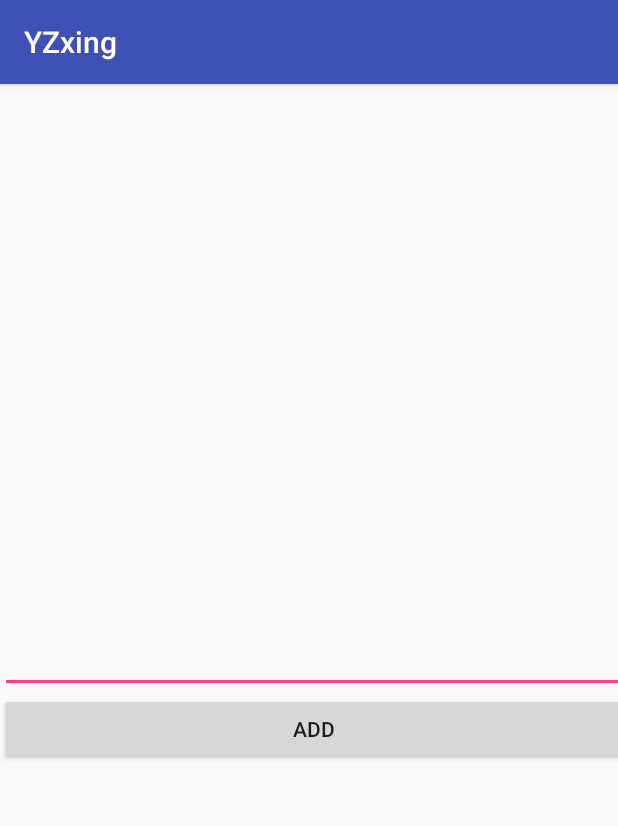
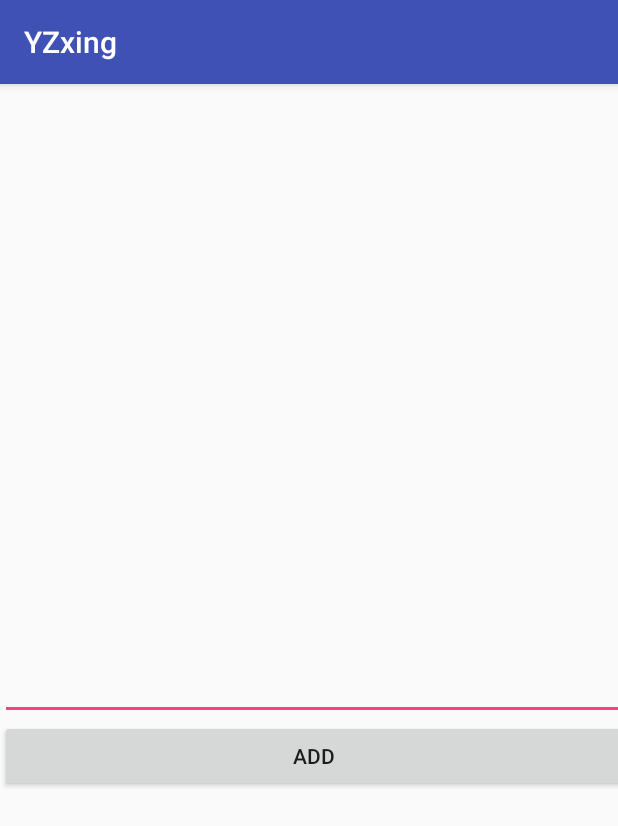
Before and after one commit to jamesliuhk/GS1Hackathon, an Android app: the MainActivity_Producer screen opened directly, with no data from a screen before it, after a tap on "ADD DETAIL", on a phone screen of 412 x 824 dp. Shown: the top 826 px of the screen. Run offline under Robolectric (Android 15) with nearby library versions, the phone set to English and light mode, and no system bars.

Commit message:
Finish the framework of UI

```diff
--- a/app/src/main/java/com/example/yzxing/MainActivity_Producer.java
+++ b/app/src/main/java/com/example/yzxing/MainActivity_Producer.java
@@ -24,11 +24,18 @@ public class MainActivity_Producer extends AppCompatActivity {
     private final int REQUEST_PERMISION_CODE_CAMARE = 0;
     private final int RESULT_REQUEST_CODE = 1;
     private static final String TAG = "MainActivity_Customer";
-    ArrayList<String > codeList;
-    ListView listView;
-    MyAdapter myAdapter;
-    Button generate, addSupplier, addDetail;
 
+    private Button generate, addSupplier, addDetail;
+
+    //String from activity "AddDetail"
+    private String addedDetail;
+
+    //codeLise store all BarCode we scanned.
+    private ArrayList<String > codeList;
+
+    //save for future use, you can use myAdapter and listView to print any array on screen
+    private ListView listView;
+    private MyAdapter myAdapter;
 
 
     @Override
@@ -48,15 +55,18 @@ public class MainActivity_Producer extends AppCompatActivity {
 
         // from ChooseModePage to here
         Intent fromChooseModePage = getIntent();
+        addedDetail=fromChooseModePage.getStringExtra("Detail");
+
+
 
         //jump to AddDetail page
-        //Todo: wrong method, should use View.OnClickListener!!!!!!!!!!!!!!
+        //Done: wrong method, should use View.OnClickListener!!!!!!!!!!!!!!
         addDetail.setOnClickListener(new View.OnClickListener() {
             @Override
             public void onClick(View v) {
                 Intent intentJumpToProducer = new Intent(MainActivity_Producer.this, MainActivity_Producer_AddDetail.class);
 
-                //Todo: receive addDetail data from page AddDetail and process it, this
+                //Done: receive addDetail data from page AddDetail and process it, this
 
                 startActivity(intentJumpToProducer);
             }
--- a/app/src/main/java/com/example/yzxing/MainActivity_Producer_AddDetail.java
+++ b/app/src/main/java/com/example/yzxing/MainActivity_Producer_AddDetail.java
@@ -5,10 +5,15 @@ import android.support.v7.app.AppCompatActivity;
 import android.os.Bundle;
 import android.view.View;
 import android.widget.Button;
+import android.widget.EditText;
+import android.widget.TextView;
 
 public class MainActivity_Producer_AddDetail extends AppCompatActivity {
 
-    Button add;
+    private Button add;
+    private EditText editText;
+
+    private  String detail;
 
     @Override
     protected void onCreate(Bundle savedInstanceState) {
@@ -18,14 +23,21 @@ public class MainActivity_Producer_AddDetail extends AppCompatActivity {
         //connect buttons
         add = findViewById(R.id.add);
 
-        //back to Producer page
-        //Todo: Wrong!!!!!!!!!!!!
+        //connect editText and get String
+        editText = findViewById(R.id.editText);
+
+
+
+
+
+        //back to Producer page and send "Detail" we input
+
         add.setOnClickListener(new View.OnClickListener() {
             @Override
             public void onClick(View v) {
                 Intent intentJumpToProducer = new Intent(MainActivity_Producer_AddDetail.this, MainActivity_Producer.class);
 
-                //Todo: send data to AddDetail Page(Detail, previous data/barcode)
+                intentJumpToProducer.putExtra("Detail",editText.getText().toString());
 
                 startActivity(intentJumpToProducer);
             }
@@ -35,7 +47,6 @@ public class MainActivity_Producer_AddDetail extends AppCompatActivity {
         // from Producer to here
         Intent fromProducer = getIntent();
 
-        //Todo: Get data from "add" and return to Producer
 
 
     }
--- a/app/src/main/java/com/example/yzxing/MainActivity_Producer_Confirm.java
+++ b/app/src/main/java/com/example/yzxing/MainActivity_Producer_Confirm.java
@@ -22,6 +22,8 @@ public class MainActivity_Producer_Confirm extends AppCompatActivity {
         Intent fromProducer = getIntent();
 
 
+
+
         //Todo: connect to ListView, set textView
 
         //jump to GenerateCode page
@@ -30,7 +32,8 @@ public class MainActivity_Producer_Confirm extends AppCompatActivity {
             public void onClick(View v) {
                 Intent intentJumpToProducer = new Intent(MainActivity_Producer_Confirm.this, MainActivity_Producer_GenerateCode.class);
 
-                //Todo: send data to AddDetail Page(Detail, previous data/barcode)
+
+                //Todo: you can send data to Generator at here
 
                 startActivity(intentJumpToProducer);
             }
--- a/app/src/main/res/layout/activity_main__producer.xml
+++ b/app/src/main/res/layout/activity_main__producer.xml
@@ -42,6 +42,7 @@
             android:layout_width="match_parent"
             android:layout_height="wrap_content"
             android:text="Generate" />
+
     </LinearLayout>
 
 </android.support.constraint.ConstraintLayout>
--- a/app/src/main/res/layout/activity_main__producer__add_detail.xml
+++ b/app/src/main/res/layout/activity_main__producer__add_detail.xml
@@ -7,6 +7,7 @@
     tools:context=".MainActivity_Producer_AddDetail">
 
     <LinearLayout
+        android:id="@+id/linearLayout2"
         android:layout_width="419dp"
         android:layout_height="433dp"
         android:orientation="vertical"
@@ -20,7 +21,7 @@
         <EditText
             android:id="@+id/editText"
             android:layout_width="439dp"
-            android:layout_height="259dp"
+            android:layout_height="277dp"
             android:ems="10"
             android:gravity="start|top"
             android:inputType="textMultiLine" />
```
